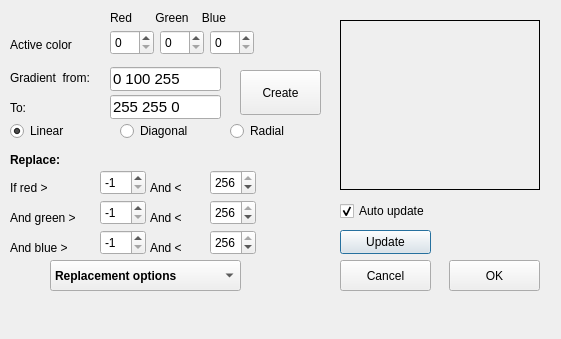
Qt form dcolors.ui (nikkNizz/Drawish) before a commit.
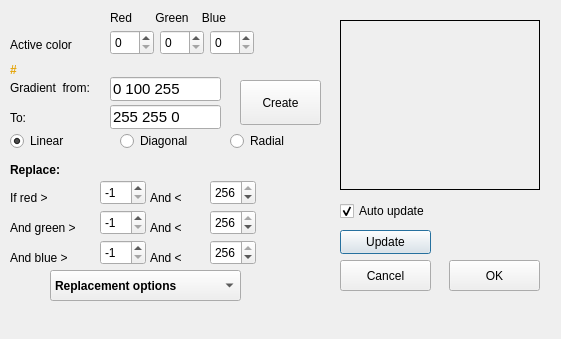
The same form after that commit. Icons and pictures are not drawn.

The edit to the form file:
```diff
--- a/dcolors.ui
+++ b/dcolors.ui
@@ -446,7 +446,7 @@
    <property name="geometry">
     <rect>
      <x>10</x>
-     <y>150</y>
+     <y>160</y>
      <width>111</width>
      <height>20</height>
     </rect>
@@ -464,7 +464,7 @@
    <property name="geometry">
     <rect>
      <x>10</x>
-     <y>180</y>
+     <y>190</y>
      <width>71</width>
      <height>16</height>
     </rect>
@@ -541,7 +541,7 @@
    <property name="geometry">
     <rect>
      <x>100</x>
-     <y>170</y>
+     <y>180</y>
      <width>46</width>
      <height>25</height>
     </rect>
@@ -560,7 +560,7 @@
    <property name="geometry">
     <rect>
      <x>150</x>
-     <y>180</y>
+     <y>190</y>
      <width>51</width>
      <height>16</height>
     </rect>
@@ -610,7 +610,7 @@
    <property name="geometry">
     <rect>
      <x>210</x>
-     <y>170</y>
+     <y>180</y>
      <width>46</width>
      <height>25</height>
     </rect>
@@ -629,7 +629,7 @@
    <property name="geometry">
     <rect>
      <x>10</x>
-     <y>210</y>
+     <y>220</y>
      <width>81</width>
      <height>16</height>
     </rect>
@@ -679,7 +679,7 @@
    <property name="geometry">
     <rect>
      <x>100</x>
-     <y>200</y>
+     <y>210</y>
      <width>46</width>
      <height>25</height>
     </rect>
@@ -698,7 +698,7 @@
    <property name="geometry">
     <rect>
      <x>150</x>
-     <y>210</y>
+     <y>220</y>
      <width>51</width>
      <height>16</height>
     </rect>
@@ -748,7 +748,7 @@
    <property name="geometry">
     <rect>
      <x>210</x>
-     <y>200</y>
+     <y>210</y>
      <width>46</width>
      <height>25</height>
     </rect>
@@ -767,7 +767,7 @@
    <property name="geometry">
     <rect>
      <x>150</x>
-     <y>240</y>
+     <y>250</y>
      <width>51</width>
      <height>16</height>
     </rect>
@@ -817,7 +817,7 @@
    <property name="geometry">
     <rect>
      <x>10</x>
-     <y>240</y>
+     <y>250</y>
      <width>81</width>
      <height>16</height>
     </rect>
@@ -867,7 +867,7 @@
    <property name="geometry">
     <rect>
      <x>100</x>
-     <y>230</y>
+     <y>240</y>
      <width>46</width>
      <height>25</height>
     </rect>
@@ -886,7 +886,7 @@
    <property name="geometry">
     <rect>
      <x>210</x>
-     <y>230</y>
+     <y>240</y>
      <width>46</width>
      <height>25</height>
     </rect>
@@ -1082,7 +1082,7 @@
    <property name="geometry">
     <rect>
      <x>10</x>
-     <y>70</y>
+     <y>80</y>
      <width>101</width>
      <height>16</height>
     </rect>
@@ -1095,7 +1095,7 @@
    <property name="geometry">
     <rect>
      <x>110</x>
-     <y>67</y>
+     <y>77</y>
      <width>111</width>
      <height>24</height>
     </rect>
@@ -1113,7 +1113,7 @@
    <property name="geometry">
     <rect>
      <x>10</x>
-     <y>100</y>
+     <y>110</y>
      <width>41</width>
      <height>16</height>
     </rect>
@@ -1126,7 +1126,7 @@
    <property name="geometry">
     <rect>
      <x>110</x>
-     <y>95</y>
+     <y>105</y>
      <width>111</width>
      <height>24</height>
     </rect>
@@ -1144,7 +1144,7 @@
    <property name="geometry">
     <rect>
      <x>240</x>
-     <y>70</y>
+     <y>80</y>
      <width>81</width>
      <height>45</height>
     </rect>
@@ -1175,7 +1175,7 @@
    <property name="geometry">
     <rect>
      <x>10</x>
-     <y>300</y>
+     <y>310</y>
      <width>251</width>
      <height>16</height>
     </rect>
@@ -1188,7 +1188,7 @@
    <property name="geometry">
     <rect>
      <x>50</x>
-     <y>260</y>
+     <y>270</y>
      <width>191</width>
      <height>31</height>
     </rect>
@@ -1259,7 +1259,7 @@
    <property name="geometry">
     <rect>
      <x>10</x>
-     <y>120</y>
+     <y>130</y>
      <width>100</width>
      <height>22</height>
     </rect>
@@ -1278,7 +1278,7 @@
    <property name="geometry">
     <rect>
      <x>120</x>
-     <y>120</y>
+     <y>130</y>
      <width>100</width>
      <height>22</height>
     </rect>
@@ -1294,7 +1294,7 @@
    <property name="geometry">
     <rect>
      <x>230</x>
-     <y>120</y>
+     <y>130</y>
      <width>100</width>
      <height>22</height>
     </rect>
@@ -1306,6 +1306,87 @@
     <string>Radial</string>
    </property>
   </widget>
+  <widget class="QLabel" name="hexLabel">
+   <property name="geometry">
+    <rect>
+     <x>10</x>
+     <y>60</y>
+     <width>101</width>
+     <height>20</height>
+    </rect>
+   </property>
+   <property name="palette">
+    <palette>
+     <active>
+      <colorrole role="WindowText">
+       <brush brushstyle="SolidPattern">
+        <color alpha="255">
+         <red>229</red>
+         <green>165</green>
+         <blue>10</blue>
+        </color>
+       </brush>
+      </colorrole>
+      <colorrole role="Text">
+       <brush brushstyle="SolidPattern">
+        <color alpha="255">
+         <red>229</red>
+         <green>165</green>
+         <blue>10</blue>
+        </color>
+       </brush>
+      </colorrole>
+      <colorrole role="ButtonText">
+       <brush brushstyle="SolidPattern">
+        <color alpha="255">
+         <red>229</red>
+         <green>165</green>
+         <blue>10</blue>
+        </color>
+       </brush>
+      </colorrole>
+     </active>
+     <inactive>
+      <colorrole role="WindowText">
+       <brush brushstyle="SolidPattern">
+        <color alpha="255">
+         <red>229</red>
+         <green>165</green>
+         <blue>10</blue>
+        </color>
+       </brush>
+      </colorrole>
+      <colorrole role="Text">
+       <brush brushstyle="SolidPattern">
+        <color alpha="255">
+         <red>229</red>
+         <green>165</green>
+         <blue>10</blue>
+        </color>
+       </brush>
+      </colorrole>
+      <colorrole role="ButtonText">
+       <brush brushstyle="SolidPattern">
+        <color alpha="255">
+         <red>229</red>
+         <green>165</green>
+         <blue>10</blue>
+        </color>
+       </brush>
+      </colorrole>
+     </inactive>
+     <disabled/>
+    </palette>
+   </property>
+   <property name="font">
+    <font>
+     <bold>true</bold>
+    </font>
+   </property>
+   <property name="text">
+    <string>#</string>
+   </property>
+  </widget>
  </widget>
  <resources>
   <include location="Drawish.qrc"/>
```
